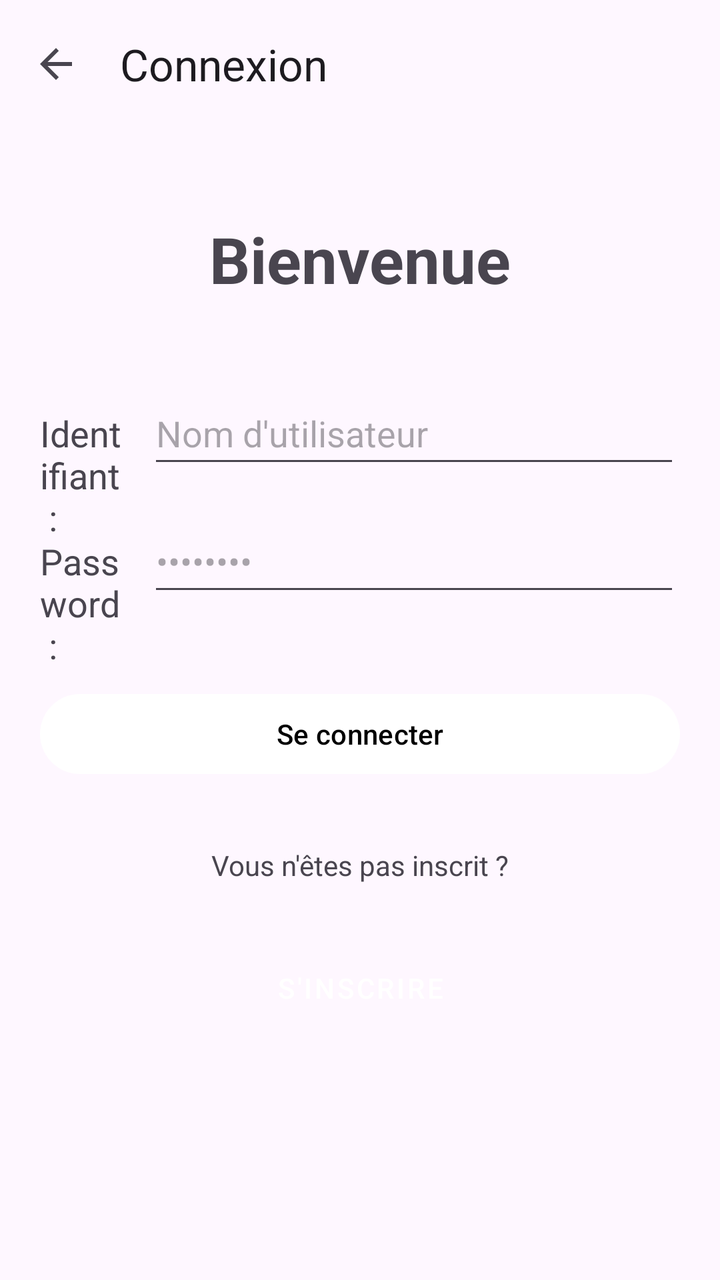
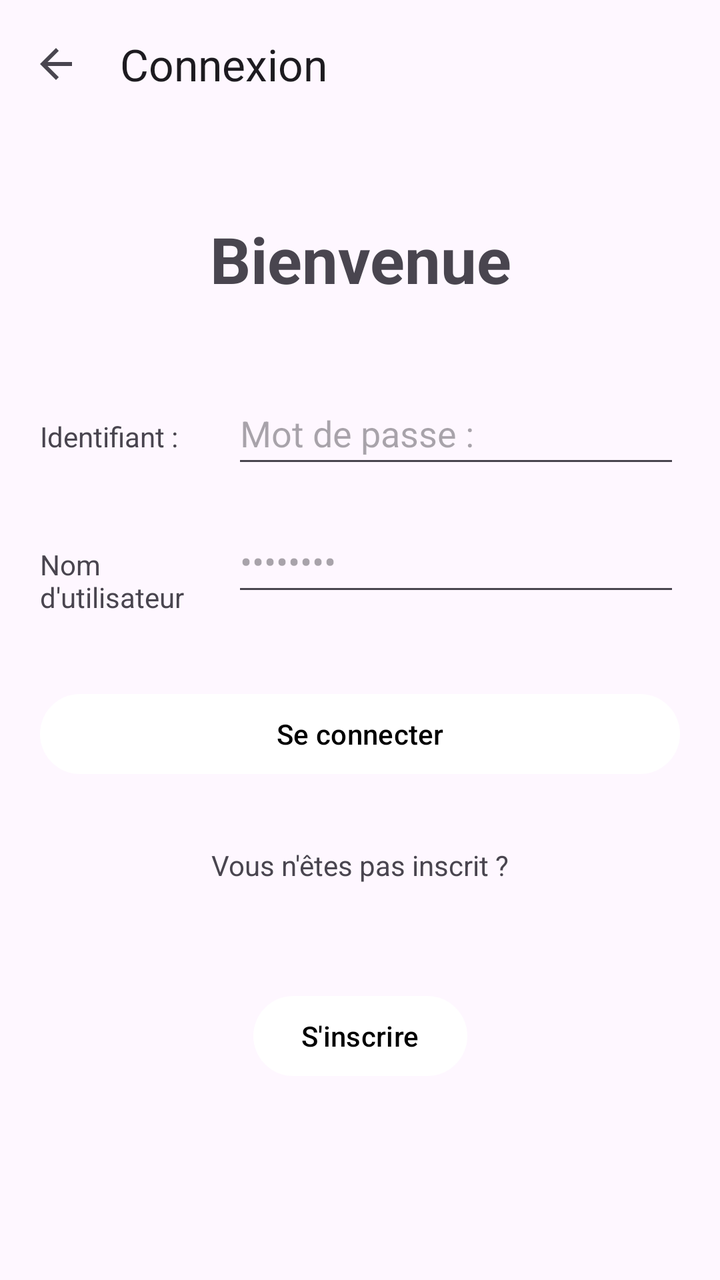

Two renders of the same Android screen: before a commit and after it. Below are the layout's source before the change and the commit's diff.
<!-- AndroidManifest.xml: application theme Theme.ICM_calculator -->
<!-- res/layout/activity_connexion_utilisateur.xml -->
<?xml version="1.0" encoding="utf-8"?>
<androidx.constraintlayout.widget.ConstraintLayout xmlns:android="http://schemas.android.com/apk/res/android"
    xmlns:app="http://schemas.android.com/apk/res-auto"
    xmlns:tools="http://schemas.android.com/tools"
    android:id="@+id/main"
    android:layout_width="match_parent"
    android:layout_height="match_parent">

    <com.google.android.material.appbar.AppBarLayout
        android:id="@+id/appBarLayout"
        android:layout_width="match_parent"
        android:layout_height="wrap_content"
        app:layout_constraintTop_toTopOf="parent">

        <androidx.appcompat.widget.Toolbar
            android:id="@+id/my_toolbar"
            android:layout_width="match_parent"
            android:layout_height="?attr/actionBarSize"
            app:navigationIcon="?attr/homeAsUpIndicator"
            app:navigationIconTint="@color/black"
            app:title="Connexion" />
    </com.google.android.material.appbar.AppBarLayout>

    <ScrollView
        android:layout_width="match_parent"
        android:layout_height="0dp"
        android:fillViewport="true"
        app:layout_constraintBottom_toBottomOf="parent"
        app:layout_constraintTop_toBottomOf="@+id/appBarLayout">

        <androidx.constraintlayout.widget.ConstraintLayout
            android:id="@+id/main_login"
            android:layout_width="match_parent"
            android:layout_height="wrap_content"
            android:padding="20dp">

            <TextView
                android:id="@+id/login_title"
                android:layout_width="wrap_content"
                android:layout_height="wrap_content"
                android:layout_marginTop="24dp"
                android:text="Bienvenue"
                android:textSize="32sp"
                android:textStyle="bold"
                app:layout_constraintEnd_toEndOf="parent"
                app:layout_constraintStart_toStartOf="parent"
                app:layout_constraintTop_toTopOf="parent" />

            <androidx.constraintlayout.widget.Guideline
                android:id="@+id/guideline_vertical_25"
                android:layout_width="wrap_content"
                android:layout_height="wrap_content"
                android:orientation="vertical"
                app:layout_constraintGuide_end="278dp" />

            <TextView
                android:id="@+id/login_label"
                android:layout_width="0dp"
                android:layout_height="wrap_content"
                android:text="Identifiant :"
                android:textSize="18sp"
                app:layout_constraintBaseline_toBaselineOf="@+id/login_edit"
                app:layout_constraintEnd_toStartOf="@+id/guideline_vertical_25"
                app:layout_constraintStart_toStartOf="parent" />

            <EditText
                android:id="@+id/login_edit"
                android:layout_width="0dp"
                android:layout_height="wrap_content"
                android:layout_marginStart="12dp"
                android:layout_marginTop="40dp"
                android:hint="Nom d'utilisateur"
                android:inputType="textPersonName"
                android:minHeight="48dp"
                app:layout_constraintEnd_toEndOf="parent"
                app:layout_constraintStart_toEndOf="@+id/guideline_vertical_25"
                app:layout_constraintTop_toBottomOf="@+id/login_title" />

            <TextView
                android:id="@+id/password_label"
                android:layout_width="0dp"
                android:layout_height="wrap_content"
                android:text="Password :"
                android:textSize="18sp"
                app:layout_constraintBaseline_toBaselineOf="@+id/password_edit"
                app:layout_constraintEnd_toStartOf="@+id/guideline_vertical_25"
                app:layout_constraintStart_toStartOf="parent" />

            <EditText
                android:id="@+id/password_edit"
                android:layout_width="0dp"
                android:layout_height="wrap_content"
                android:layout_marginStart="12dp"
                android:layout_marginTop="16dp"
                android:hint="••••••••"
                android:inputType="textPassword"
                android:minHeight="48dp"
                app:layout_constraintEnd_toEndOf="parent"
                app:layout_constraintStart_toEndOf="@+id/guideline_vertical_25"
                app:layout_constraintTop_toBottomOf="@+id/login_edit" />

            <Button
                android:id="@+id/login_button"
                android:layout_width="0dp"
                android:layout_height="wrap_content"
                android:layout_marginTop="40dp"
                android:text="Se connecter"
                app:layout_constraintEnd_toEndOf="parent"
                app:layout_constraintStart_toStartOf="parent"
                app:layout_constraintTop_toBottomOf="@+id/password_edit" />

            <TextView
                android:id="@+id/register_label"
                android:layout_width="wrap_content"
                android:layout_height="wrap_content"
                android:layout_marginTop="32dp"
                android:text="Vous n'êtes pas inscrit ?"
                app:layout_constraintEnd_toEndOf="parent"
                app:layout_constraintStart_toStartOf="parent"
                app:layout_constraintTop_toBottomOf="@+id/login_button" />

            <Button
                android:id="@+id/login_button2"
                style="@style/Widget.MaterialComponents.Button.TextButton"
                android:layout_width="wrap_content"
                android:layout_height="wrap_content"
                android:layout_marginTop="28dp"
                android:text="S'inscrire"
                app:layout_constraintEnd_toEndOf="parent"
                app:layout_constraintStart_toStartOf="parent"
                app:layout_constraintTop_toBottomOf="@+id/register_label" />

        </androidx.constraintlayout.widget.ConstraintLayout>
    </ScrollView>
</androidx.constraintlayout.widget.ConstraintLayout>
<!-- resources referenced by this layout -->
<resources>
  <color name="black">#000000</color>
  <style name="Theme.ICM_calculator" parent="Base.Theme.ICM_calculator" />
  <style name="Base.Theme.ICM_calculator" parent="Theme.Material3.DayNight.NoActionBar">
          <item name="colorPrimary">@color/white</item>
  
          <item name="colorOnPrimary">@color/black</item>
      </style>
  <color name="white">#FFFFFF</color>
</resources>

<!-- the commit's change to res/layout/activity_connexion_utilisateur.xml (unified diff, before → after) -->
@@ -18,7 +18,7 @@
             android:layout_height="?attr/actionBarSize"
             app:navigationIcon="?attr/homeAsUpIndicator"
             app:navigationIconTint="@color/black"
-            app:title="Connexion" />
+            app:title="@string/toolbar_login" />
     </com.google.android.material.appbar.AppBarLayout>
 
     <ScrollView
@@ -39,10 +39,11 @@
                 android:layout_width="wrap_content"
                 android:layout_height="wrap_content"
                 android:layout_marginTop="24dp"
-                android:text="Bienvenue"
+                android:text="@string/login_title"
                 android:textSize="32sp"
                 android:textStyle="bold"
                 app:layout_constraintEnd_toEndOf="parent"
+                app:layout_constraintHorizontal_bias="0.502"
                 app:layout_constraintStart_toStartOf="parent"
                 app:layout_constraintTop_toTopOf="parent" />
 
@@ -51,16 +52,17 @@
                 android:layout_width="wrap_content"
                 android:layout_height="wrap_content"
                 android:orientation="vertical"
-                app:layout_constraintGuide_end="278dp" />
+                app:layout_constraintGuide_end="236dp" />
 
             <TextView
                 android:id="@+id/login_label"
-                android:layout_width="0dp"
-                android:layout_height="wrap_content"
-                android:text="Identifiant :"
-                android:textSize="18sp"
+                android:layout_width="135dp"
+                android:layout_height="24dp"
+                android:text="@string/label_identifiant"
+                android:textSize="14sp"
                 app:layout_constraintBaseline_toBaselineOf="@+id/login_edit"
                 app:layout_constraintEnd_toStartOf="@+id/guideline_vertical_25"
+                app:layout_constraintHorizontal_bias="0.0"
                 app:layout_constraintStart_toStartOf="parent" />
 
             <EditText
@@ -69,7 +71,7 @@
                 android:layout_height="wrap_content"
                 android:layout_marginStart="12dp"
                 android:layout_marginTop="40dp"
-                android:hint="Nom d'utilisateur"
+                android:hint="@string/label_password"
                 android:inputType="textPersonName"
                 android:minHeight="48dp"
                 app:layout_constraintEnd_toEndOf="parent"
@@ -80,8 +82,8 @@
                 android:id="@+id/password_label"
                 android:layout_width="0dp"
                 android:layout_height="wrap_content"
-                android:text="Password :"
-                android:textSize="18sp"
+                android:text="@string/hint_username"
+                android:textSize="14sp"
                 app:layout_constraintBaseline_toBaselineOf="@+id/password_edit"
                 app:layout_constraintEnd_toStartOf="@+id/guideline_vertical_25"
                 app:layout_constraintStart_toStartOf="parent" />
@@ -92,7 +94,7 @@
                 android:layout_height="wrap_content"
                 android:layout_marginStart="12dp"
                 android:layout_marginTop="16dp"
-                android:hint="••••••••"
+                android:hint="@string/hint_password"
                 android:inputType="textPassword"
                 android:minHeight="48dp"
                 app:layout_constraintEnd_toEndOf="parent"
@@ -104,7 +106,7 @@
                 android:layout_width="0dp"
                 android:layout_height="wrap_content"
                 android:layout_marginTop="40dp"
-                android:text="Se connecter"
+                android:text="@string/btn_login"
                 app:layout_constraintEnd_toEndOf="parent"
                 app:layout_constraintStart_toStartOf="parent"
                 app:layout_constraintTop_toBottomOf="@+id/password_edit" />
@@ -114,18 +116,17 @@
                 android:layout_width="wrap_content"
                 android:layout_height="wrap_content"
                 android:layout_marginTop="32dp"
-                android:text="Vous n'êtes pas inscrit ?"
+                android:text="@string/label_no_account"
                 app:layout_constraintEnd_toEndOf="parent"
                 app:layout_constraintStart_toStartOf="parent"
                 app:layout_constraintTop_toBottomOf="@+id/login_button" />
 
             <Button
                 android:id="@+id/login_button2"
-                style="@style/Widget.MaterialComponents.Button.TextButton"
                 android:layout_width="wrap_content"
                 android:layout_height="wrap_content"
-                android:layout_marginTop="28dp"
-                android:text="S'inscrire"
+                android:layout_marginTop="52dp"
+                android:text="@string/btn_register"
                 app:layout_constraintEnd_toEndOf="parent"
                 app:layout_constraintStart_toStartOf="parent"
                 app:layout_constraintTop_toBottomOf="@+id/register_label" />
<!-- resource entries referenced after the edit -->
@@ -1,6 +1,15 @@
 <!-- resources referenced by this layout -->
 <resources>
   <color name="black">#000000</color>
+  <string name="btn_login">Se connecter</string>
+  <string name="btn_register">S\'inscrire</string>
+  <string name="hint_password">••••••••</string>
+  <string name="hint_username">Nom d\'utilisateur</string>
+  <string name="label_identifiant">Identifiant :</string>
+  <string name="label_no_account">Vous n\'êtes pas inscrit ?</string>
+  <string name="label_password">Mot de passe :</string>
+  <string name="login_title">Bienvenue</string>
+  <string name="toolbar_login">Connexion</string>
   <style name="Theme.ICM_calculator" parent="Base.Theme.ICM_calculator" />
   <style name="Base.Theme.ICM_calculator" parent="Theme.Material3.DayNight.NoActionBar">
           <item name="colorPrimary">@color/white</item>
